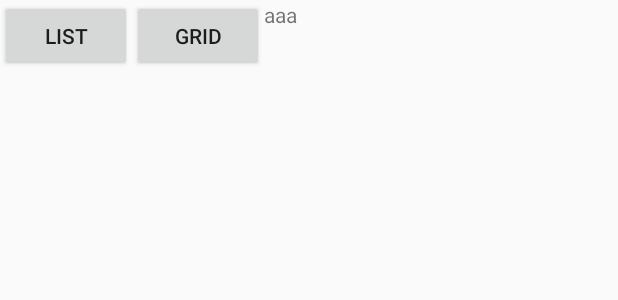
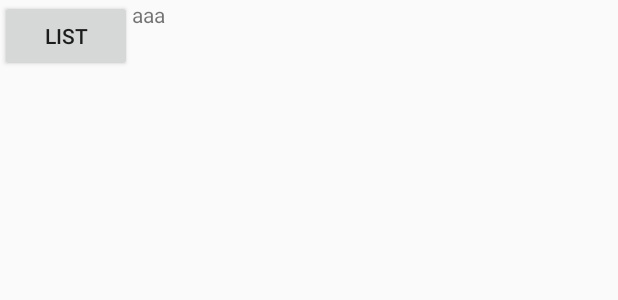
Before and after one commit to yamamoto7/java---android-app-train, an Android app: the layout activity_main.xml on its own in the app's theme, with its tools: preview values and no code run, on a phone screen of 412 x 824 dp. Shown: the top 300 px of the screen. Run offline under Robolectric (Android 15) with nearby library versions, the phone set to English and light mode, and no system bars.

Commit message:
remove grid button

```diff
--- a/DesignTrain3/app/src/main/java/com/example/k7287/designtrain3/MainActivity.java
+++ b/DesignTrain3/app/src/main/java/com/example/k7287/designtrain3/MainActivity.java
@@ -21,5 +21,6 @@ public class MainActivity extends AppCompatActivity {
                 startActivity(intent);
             }
         });
+
     }
 }
--- a/DesignTrain3/app/src/main/res/layout/activity_main.xml
+++ b/DesignTrain3/app/src/main/res/layout/activity_main.xml
@@ -14,11 +14,7 @@
             android:layout_height="wrap_content"
             android:id="@+id/list_view"
             android:text="list"/>
-        <Button
-            android:layout_width="wrap_content"
-            android:layout_height="wrap_content"
-            android:id="@+id/grid_view"
-            android:text="grid"/>
+
         <TextView
             android:layout_width="match_parent"
             android:layout_height="match_parent"
```
